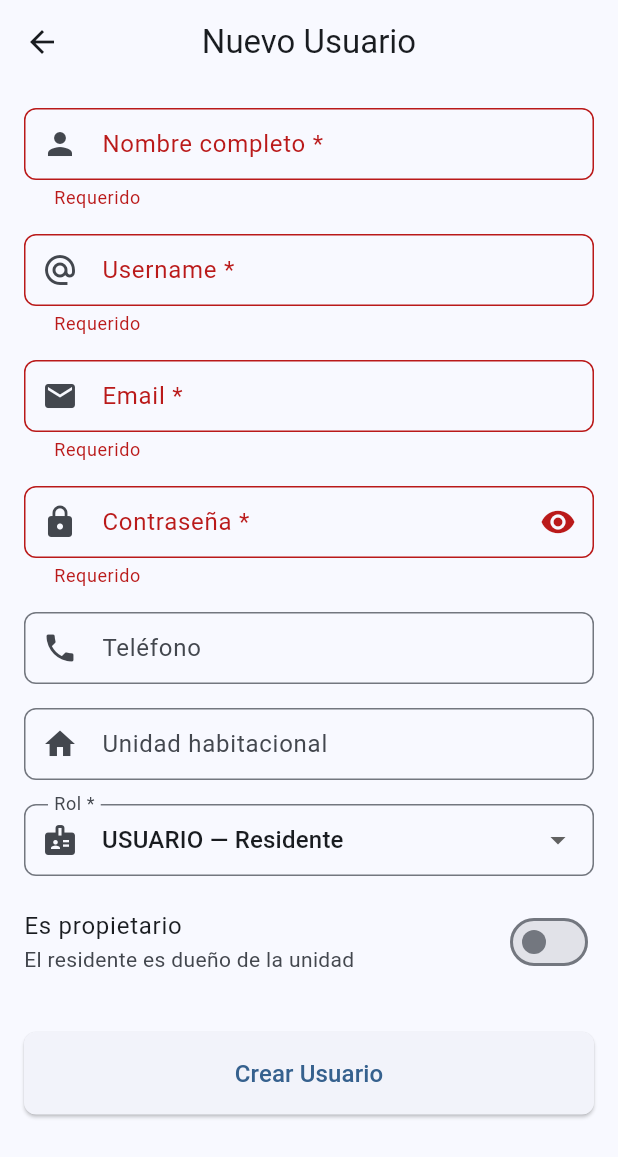
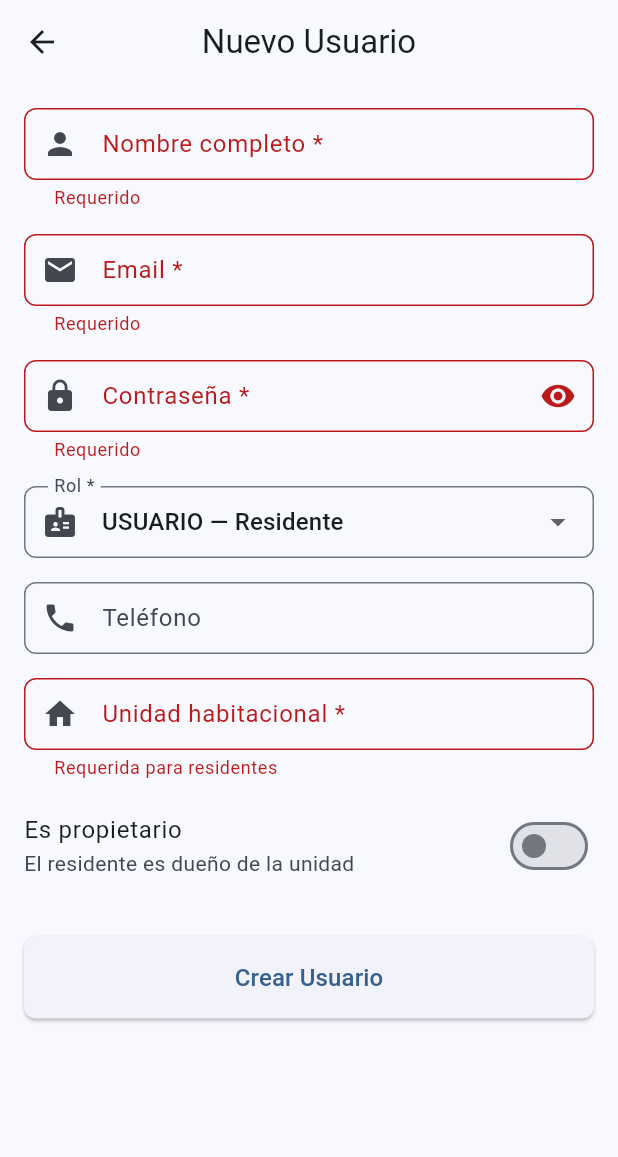
Before and after one commit to chnt0/condoIa, a Flutter app: the CrearUsuarioScreen screen opened by its route, after a tap on "Crear Usuario", on a phone screen of 412 x 824 dp. Shown: the top 1157 px of the screen. Run offline on Flutter 3.47's test engine with Material 3 defaults, Android fonts, the phone set to English and light mode, and no system bars; our stand-ins replace flutter_riverpod, flutter_secure_storage, go_router, shared_preferences; missing offline and left inert: mobile_scanner; accounts and stored records are empty.

Commit message:
feat(usuarios): remove username field (autofill=email), unidad required for USUARIO, rol moved before unidad

```diff
--- a/lib/features/usuarios/screens/crear_usuario_screen.dart
+++ b/lib/features/usuarios/screens/crear_usuario_screen.dart
@@ -13,7 +13,6 @@ class CrearUsuarioScreen extends ConsumerStatefulWidget {
 class _CrearUsuarioScreenState extends ConsumerState<CrearUsuarioScreen> {
   final _formKey = GlobalKey<FormState>();
   final _nombreController = TextEditingController();
-  final _usernameController = TextEditingController();
   final _emailController = TextEditingController();
   final _passwordController = TextEditingController();
   final _telefonoController = TextEditingController();
@@ -25,7 +24,6 @@ class _CrearUsuarioScreenState extends ConsumerState<CrearUsuarioScreen> {
   @override
   void dispose() {
     _nombreController.dispose();
-    _usernameController.dispose();
     _emailController.dispose();
     _passwordController.dispose();
     _telefonoController.dispose();
@@ -36,16 +34,19 @@ class _CrearUsuarioScreenState extends ConsumerState<CrearUsuarioScreen> {
   Future<void> _submit() async {
     if (!_formKey.currentState!.validate()) return;
 
+    // username = email (autofill)
     final request = CreateUsuarioRequest(
-      username: _usernameController.text.trim(),
+      username: _emailController.text.trim(),
       email: _emailController.text.trim(),
       password: _passwordController.text,
       nombreCompleto: _nombreController.text.trim(),
-      telefono:
-          _telefonoController.text.trim().isEmpty ? null : _telefonoController.text.trim(),
+      telefono: _telefonoController.text.trim().isEmpty
+          ? null
+          : _telefonoController.text.trim(),
       rol: _selectedRol,
-      unidadHabitacional:
-          _unidadController.text.trim().isEmpty ? null : _unidadController.text.trim(),
+      unidadHabitacional: _unidadController.text.trim().isEmpty
+          ? null
+          : _unidadController.text.trim(),
       esPropietario: _esPropietario,
     );
 
@@ -91,31 +92,19 @@ class _CrearUsuarioScreenState extends ConsumerState<CrearUsuarioScreen> {
                   labelText: 'Nombre completo *',
                   prefixIcon: Icon(Icons.person),
                 ),
-                validator: (v) => (v == null || v.trim().isEmpty) ? 'Requerido' : null,
+                validator: (v) =>
+                    (v == null || v.trim().isEmpty) ? 'Requerido' : null,
                 textInputAction: TextInputAction.next,
                 enabled: !isLoading,
               ),
               const SizedBox(height: 16),
-              TextFormField(
-                controller: _usernameController,
-                decoration: const InputDecoration(
-                  labelText: 'Username *',
-                  prefixIcon: Icon(Icons.alternate_email),
-                ),
-                validator: (v) {
-                  if (v == null || v.trim().isEmpty) return 'Requerido';
-                  if (v.trim().length < 3) return 'Mínimo 3 caracteres';
-                  return null;
-                },
-                textInputAction: TextInputAction.next,
-                enabled: !isLoading,
-              ),
-              const SizedBox(height: 16),
+              // Email — se usa también como username
               TextFormField(
                 controller: _emailController,
                 decoration: const InputDecoration(
                   labelText: 'Email *',
                   prefixIcon: Icon(Icons.email),
+                  helperText: 'Se usará como usuario de acceso',
                 ),
                 keyboardType: TextInputType.emailAddress,
                 validator: (v) {
@@ -133,8 +122,9 @@ class _CrearUsuarioScreenState extends ConsumerState<CrearUsuarioScreen> {
                   labelText: 'Contraseña *',
                   prefixIcon: const Icon(Icons.lock),
                   suffixIcon: IconButton(
-                    icon:
-                        Icon(_obscurePassword ? Icons.visibility : Icons.visibility_off),
+                    icon: Icon(_obscurePassword
+                        ? Icons.visibility
+                        : Icons.visibility_off),
                     onPressed: () =>
                         setState(() => _obscurePassword = !_obscurePassword),
                   ),
@@ -149,6 +139,25 @@ class _CrearUsuarioScreenState extends ConsumerState<CrearUsuarioScreen> {
                 enabled: !isLoading,
               ),
               const SizedBox(height: 16),
+              // Rol — antes de unidad para que el validator funcione en orden
+              DropdownButtonFormField<String>(
+                value: _selectedRol,
+                decoration: const InputDecoration(
+                  labelText: 'Rol *',
+                  prefixIcon: Icon(Icons.badge),
+                ),
+                items: const [
+                  DropdownMenuItem(
+                      value: 'USUARIO', child: Text('USUARIO — Residente')),
+                  DropdownMenuItem(
+                      value: 'GUARDIA',
+                      child: Text('GUARDIA — Guardia de seguridad')),
+                ],
+                onChanged: isLoading
+                    ? null
+                    : (v) => setState(() => _selectedRol = v!),
+              ),
+              const SizedBox(height: 16),
               TextFormField(
                 controller: _telefonoController,
                 decoration: const InputDecoration(
@@ -160,36 +169,34 @@ class _CrearUsuarioScreenState extends ConsumerState<CrearUsuarioScreen> {
                 enabled: !isLoading,
               ),
               const SizedBox(height: 16),
+              // Unidad habitacional — requerida para USUARIO
               TextFormField(
                 controller: _unidadController,
-                decoration: const InputDecoration(
-                  labelText: 'Unidad habitacional',
-                  prefixIcon: Icon(Icons.home),
-                  hintText: 'Ej: A-101',
+                decoration: InputDecoration(
+                  labelText: _selectedRol == 'USUARIO'
+                      ? 'Unidad habitacional *'
+                      : 'Unidad habitacional',
+                  prefixIcon: const Icon(Icons.home),
+                  hintText: 'Ej: Torre A-101',
                 ),
+                validator: (v) {
+                  if (_selectedRol == 'USUARIO' &&
+                      (v == null || v.trim().isEmpty)) {
+                    return 'Requerida para residentes';
+                  }
+                  return null;
+                },
                 textInputAction: TextInputAction.done,
                 enabled: !isLoading,
-              ),
-              const SizedBox(height: 16),
-              DropdownButtonFormField<String>(
-                value: _selectedRol,
-                decoration: const InputDecoration(
-                  labelText: 'Rol *',
-                  prefixIcon: Icon(Icons.badge),
-                ),
-                items: const [
-                  DropdownMenuItem(value: 'USUARIO', child: Text('USUARIO — Residente')),
-                  DropdownMenuItem(
-                      value: 'GUARDIA', child: Text('GUARDIA — Guardia de seguridad')),
-                ],
-                onChanged: isLoading ? null : (v) => setState(() => _selectedRol = v!),
               ),
               const SizedBox(height: 8),
               SwitchListTile(
                 title: const Text('Es propietario'),
                 subtitle: const Text('El residente es dueño de la unidad'),
                 value: _esPropietario,
-                onChanged: isLoading ? null : (v) => setState(() => _esPropietario = v),
+                onChanged: isLoading
+                    ? null
+                    : (v) => setState(() => _esPropietario = v),
                 contentPadding: EdgeInsets.zero,
               ),
               const SizedBox(height: 24),
@@ -202,7 +209,8 @@ class _CrearUsuarioScreenState extends ConsumerState<CrearUsuarioScreen> {
                         height: 20,
                         width: 20,
                         child: CircularProgressIndicator(strokeWidth: 2))
-                    : const Text('Crear Usuario', style: TextStyle(fontSize: 16)),
+                    : const Text('Crear Usuario',
+                        style: TextStyle(fontSize: 16)),
               ),
             ],
           ),
```
